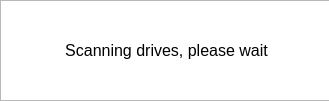
Above: NxNandManager/gui/opendrive.ui from eliboa/NxNandManager before the change. Below: the same form after it.
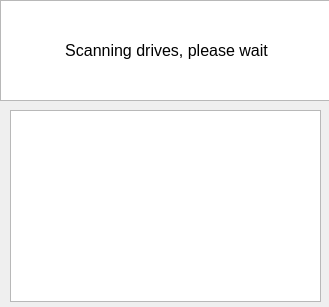
That is the form after the change.

Commit message: wip : new openDrive dialog

```diff
--- a/NxNandManager/gui/opendrive.ui
+++ b/NxNandManager/gui/opendrive.ui
@@ -7,7 +7,7 @@
     <x>0</x>
     <y>0</y>
     <width>329</width>
-    <height>101</height>
+    <height>307</height>
    </rect>
   </property>
   <property name="windowTitle">
@@ -87,6 +87,46 @@
     <set>Qt::AlignCenter</set>
    </property>
   </widget>
+  <widget class="QTreeWidget" name="treeWidget">
+   <property name="geometry">
+    <rect>
+     <x>10</x>
+     <y>110</y>
+     <width>311</width>
+     <height>192</height>
+    </rect>
+   </property>
+   <property name="autoExpandDelay">
+    <number>0</number>
+   </property>
+   <property name="rootIsDecorated">
+    <bool>true</bool>
+   </property>
+   <property name="wordWrap">
+    <bool>false</bool>
+   </property>
+   <property name="headerHidden">
+    <bool>true</bool>
+   </property>
+   <property name="expandsOnDoubleClick">
+    <bool>false</bool>
+   </property>
+   <column>
+    <property name="text">
+     <string>Label</string>
+    </property>
+   </column>
+   <column>
+    <property name="text">
+     <string>Size</string>
+    </property>
+   </column>
+   <column>
+    <property name="text">
+     <string>Value</string>
+    </property>
+   </column>
+  </widget>
  </widget>
  <resources/>
  <connections/>
```
The commit also changes 2 other files.
